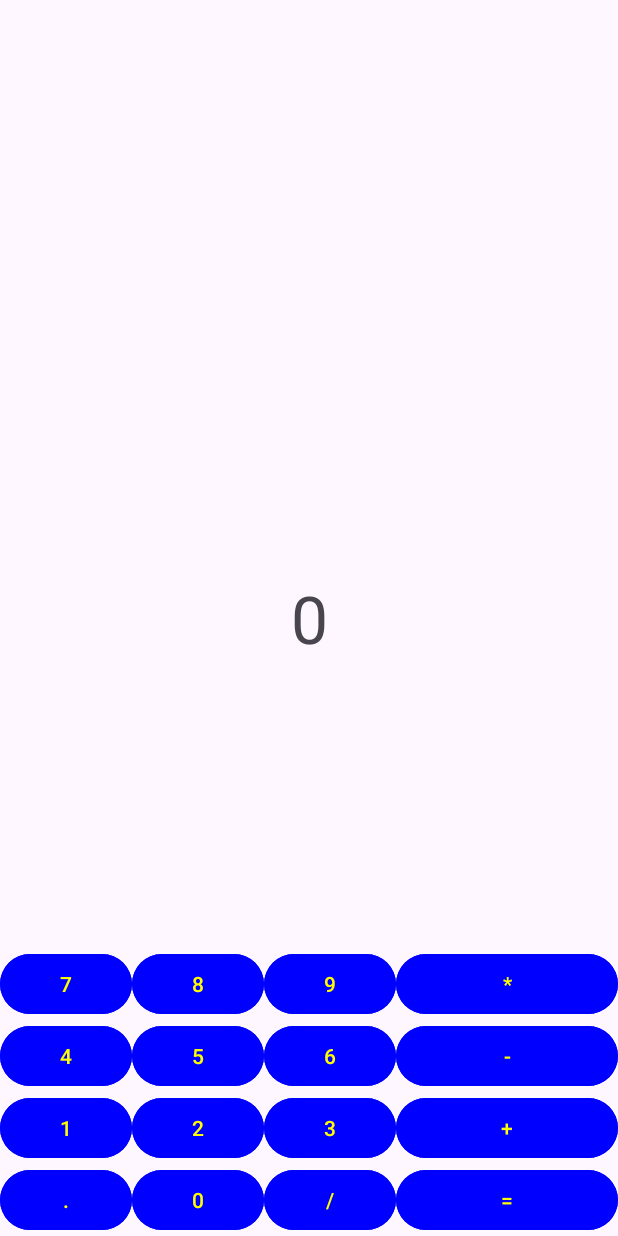
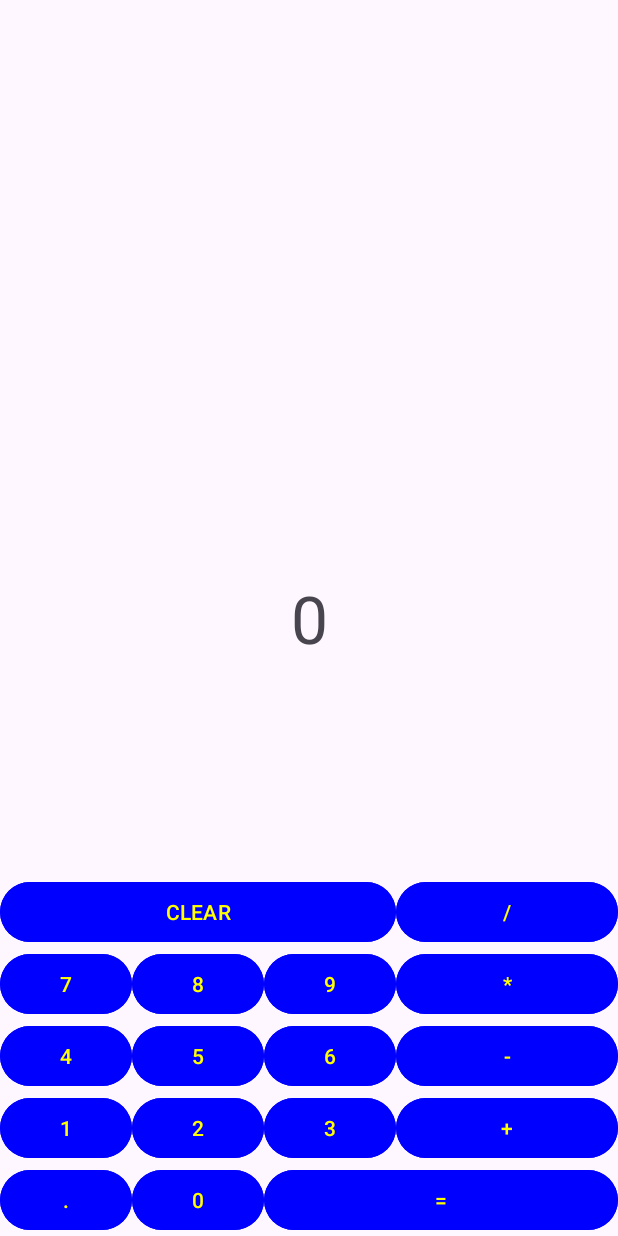
Before and after one commit to JasON-official/Calculator_app, an Android app: the screen it shows after launch (MainActivity), on a phone screen of 412 x 824 dp. Run offline under Robolectric (Android 15) with nearby library versions, the phone set to English and light mode, and no system bars; libraries missing offline, so code that uses them is left out: com.ezylang.evalex.

Commit message:
clear button

```diff
--- a/app/src/main/java/com/example/calculator_app/MainActivity.kt
+++ b/app/src/main/java/com/example/calculator_app/MainActivity.kt
@@ -29,6 +29,7 @@ class MainActivity : AppCompatActivity() {
         val multiplyButton = findViewById<Button>(R.id.multiply_button)
         val divisionButton = findViewById<Button>(R.id.division_button)
         val pointButton = findViewById<Button>(R.id.point_button)
+        val clearButton = findViewById<Button>(R.id.clear_button)
 
         val resultTextView = findViewById<TextView>(R.id.resultTextView)
 
@@ -96,12 +97,6 @@ class MainActivity : AppCompatActivity() {
             resultTextView.text = numberStringBuilder
         }
 
-        equalButton.setOnClickListener {
-            numberStringBuilder.append("=")
-
-            resultTextView.text = numberStringBuilder
-        }
-
         pointButton.setOnClickListener {
             numberStringBuilder.append(".")
 
@@ -132,7 +127,7 @@ class MainActivity : AppCompatActivity() {
             resultTextView.text = numberStringBuilder
         }
 
-        equalButton.setOnClickListener{
+        equalButton.setOnClickListener {
             val stringExpression = numberStringBuilder.toString()
             val expression = Expression(stringExpression)
             val expressionResult = expression.evaluate().numberValue
@@ -141,5 +136,10 @@ class MainActivity : AppCompatActivity() {
             numberStringBuilder.clear()
             numberStringBuilder.append(expressionResult.toString())
         }
+
+        clearButton.setOnClickListener {
+            resultTextView.text = "0"
+            numberStringBuilder.clear()
+        }
     }
 }
--- a/app/src/main/res/layout/activity_main.xml
+++ b/app/src/main/res/layout/activity_main.xml
@@ -37,15 +37,6 @@
         app:layout_constraintBottom_toBottomOf="parent"
         app:layout_constraintLeft_toRightOf="@id/point_button" />
 
-    <Button
-        android:id="@+id/division_button"
-        android:layout_width="0dp"
-        android:layout_height="wrap_content"
-        android:backgroundTint="#0000FF"
-        android:text="/"
-        android:textColor="#FFFF00"
-        app:layout_constraintBottom_toBottomOf="parent"
-        app:layout_constraintLeft_toRightOf="@id/zero_button" />
 
     <Button
         android:id="@+id/equal_button"
@@ -55,7 +46,7 @@
         android:text="="
         android:textColor="#FFFF00"
         app:layout_constraintBottom_toBottomOf="parent"
-        app:layout_constraintLeft_toRightOf="@id/division_button"
+        app:layout_constraintLeft_toRightOf="@id/zero_button"
         app:layout_constraintRight_toRightOf="parent" />
 
     <Button
@@ -181,4 +172,26 @@
         app:layout_constraintLeft_toRightOf="@id/six_button"
         app:layout_constraintRight_toRightOf="parent" />
 
+    <Button
+        android:id="@+id/division_button"
+        android:layout_width="0dp"
+        android:layout_height="wrap_content"
+        android:backgroundTint="#0000FF"
+        android:text="/"
+        android:textColor="#FFFF00"
+        app:layout_constraintBottom_toTopOf="@id/multiply_button"
+        app:layout_constraintLeft_toLeftOf="@id/multiply_button"
+        app:layout_constraintRight_toRightOf="parent" />
+
+    <Button
+        android:id="@+id/clear_button"
+        android:layout_width="0dp"
+        android:layout_height="wrap_content"
+        android:backgroundTint="#0000FF"
+        android:text="CLEAR"
+        android:textColor="#FFFF00"
+        app:layout_constraintBottom_toTopOf="@id/nine_button"
+        app:layout_constraintLeft_toLeftOf="parent"
+        app:layout_constraintRight_toLeftOf="@id/division_button" />
+
 </androidx.constraintlayout.widget.ConstraintLayout>
```
